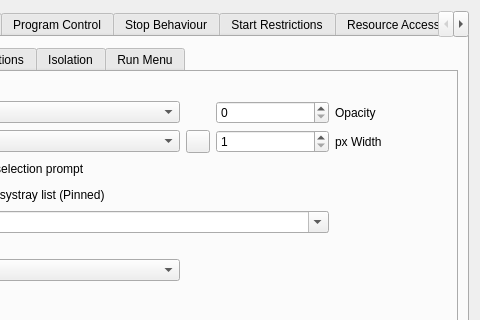
offhub/Sandboxie, file SandboxiePlus/SandMan/Forms/OptionsWindow.ui: the form before one commit; both pictures show x 347 to 827 and y 0 to 320 of the 827 by 555 pixel window.
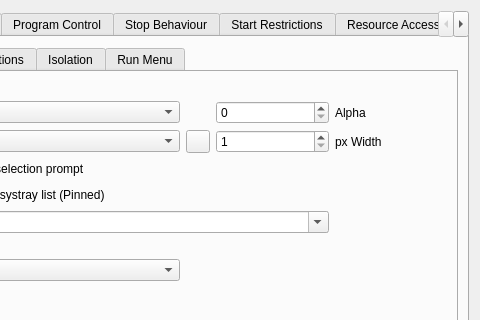
The form after the commit. The open tabs and pages were chosen to show the change.

Patch:
```diff
--- a/SandboxiePlus/SandMan/Forms/OptionsWindow.ui
+++ b/SandboxiePlus/SandMan/Forms/OptionsWindow.ui
@@ -322,7 +322,7 @@
                <item row="1" column="7">
                 <widget class="QLabel" name="label_75">
                  <property name="text">
-                  <string>Opacity</string>
+                  <string>Alpha</string>
                  </property>
                  <property name="buddy">
                   <cstring>spinBorderAlpha</cstring>
```
